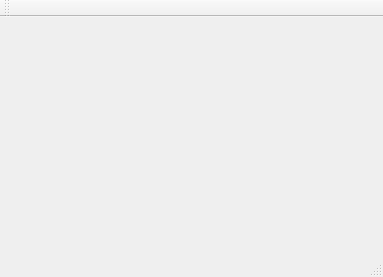
Before: the Qt Designer form VNC_Server/mainwindow.ui in Pilipets/Remote-desktop, drawn with Qt 5.
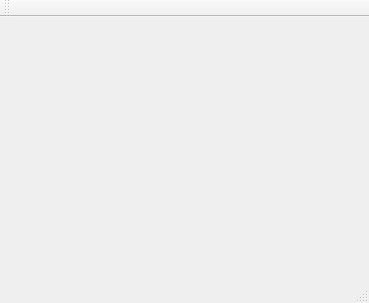
After: the same form once the commit is applied.

Diff of the .ui file:
```diff
--- a/VNC_Server/mainwindow.ui
+++ b/VNC_Server/mainwindow.ui
@@ -6,8 +6,8 @@
    <rect>
     <x>0</x>
     <y>0</y>
-    <width>383</width>
-    <height>277</height>
+    <width>369</width>
+    <height>303</height>
    </rect>
   </property>
   <property name="windowTitle">
```
Left out of the diff: 2 changed lines with no effect on the pictures.
